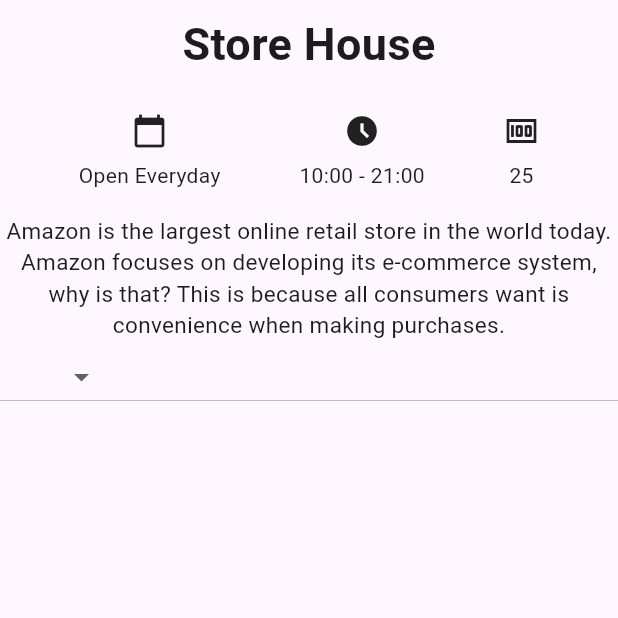
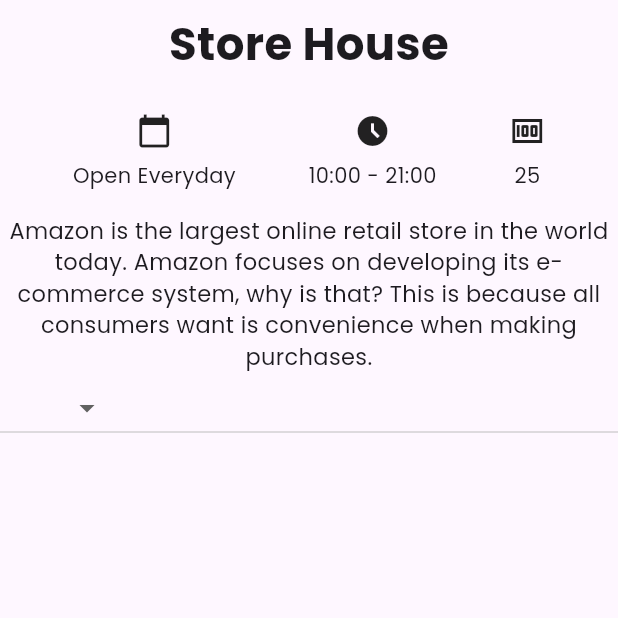
Before and after one commit to kabitacode/flutter_basic, a Flutter app: the screen it shows after launch, on a phone screen of 412 x 824 dp, the top half of it. Run offline on Flutter 3.47's test engine with Material 3 defaults, Android fonts, the phone set to English and light mode, and no system bars.

Commit message:
✨ fonts

```diff
--- a/lib/main.dart
+++ b/lib/main.dart
@@ -13,6 +13,7 @@ class MyApp extends StatelessWidget {
     return MaterialApp(
       title: 'Flutter Demo',
       theme: ThemeData(
+        fontFamily: 'Poppins',
         colorScheme: ColorScheme.fromSeed(seedColor: Colors.deepPurple),
         useMaterial3: true,
       ),
```
Also changed, not shown: pubspec.yaml (+13 -11 lines), assets/fonts/Poppins-Bold.ttf (added), assets/fonts/Poppins-Light.ttf (added), assets/fonts/Poppins-Medium.ttf (added), assets/fonts/Poppins-Regular.ttf (added).
